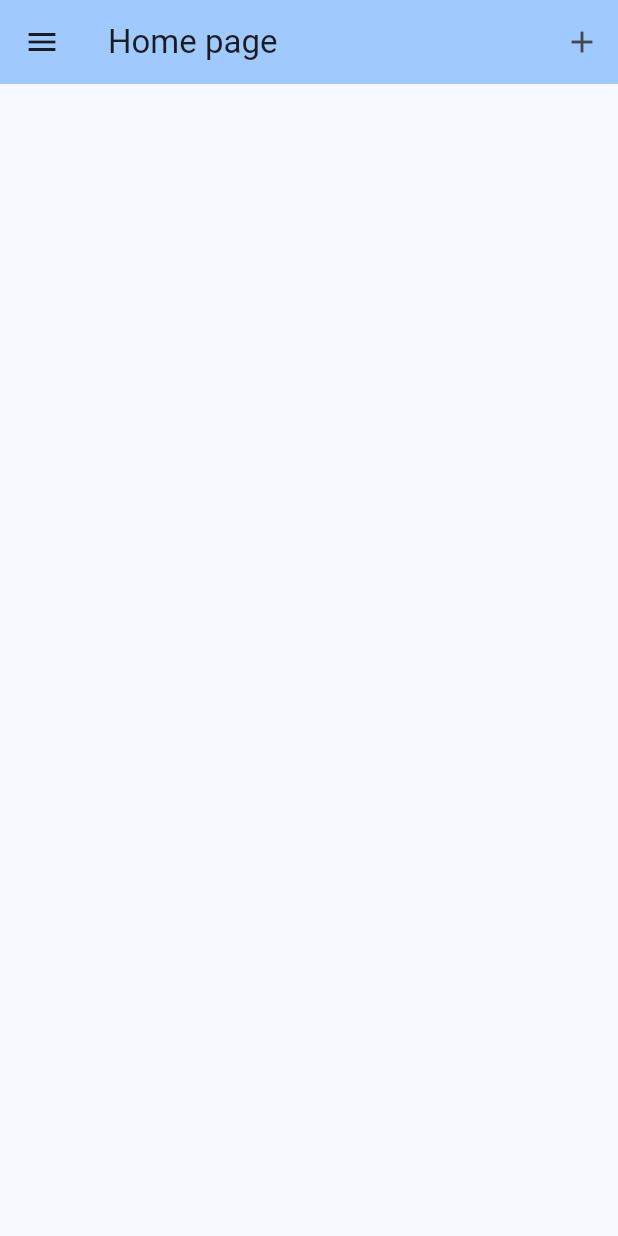
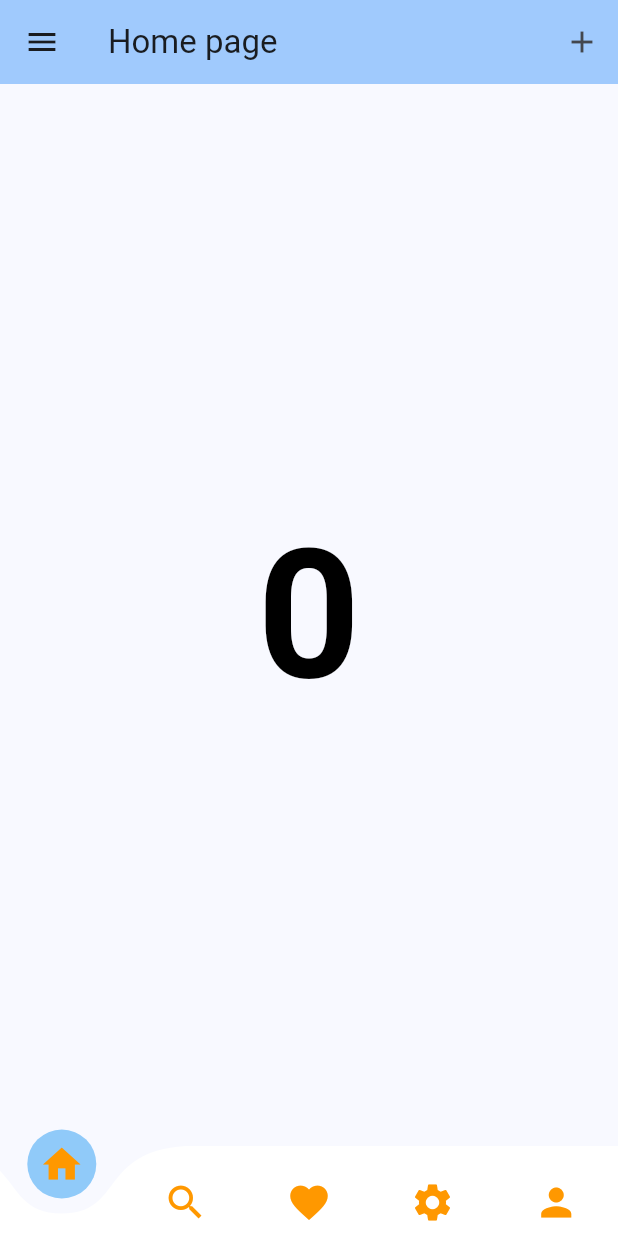
Before and after one commit to Aumtch1234/Dart-slideBar-Change_page, a Flutter app: the screen it shows after launch, in the side drawer, after a tap on "Home", on a phone screen of 412 x 824 dp. Run offline on Flutter 3.47's test engine with Material 3 defaults, Android fonts, the phone set to English and light mode, and no system bars; drawn by our look-alikes of curved_navigation_bar; network calls fail.

Commit message:
add bottom navigation bar

```diff
--- a/lib/main.dart
+++ b/lib/main.dart
@@ -1,3 +1,4 @@
+import 'package:curved_navigation_bar/curved_navigation_bar.dart';
 import 'package:flutter/material.dart';
 import 'package:flutter_application_2/favourites_page.dart';
 import 'package:flutter_application_2/screens/form_screen.dart';
@@ -34,6 +35,8 @@ class MyHomePage extends StatefulWidget {
 }
 
 class _MyHomePageState extends State<MyHomePage> {
+  int index = 0;
+
   @override
   Widget build(BuildContext context) {
     return Scaffold(
@@ -52,8 +55,40 @@ class _MyHomePageState extends State<MyHomePage> {
       ),
       drawer: const NavigationDrawer(),
       body: Center(
-          child: Container(),
-        ));
+        child: Text('$index',
+            style: const TextStyle(
+                fontSize: 120,
+                fontWeight: FontWeight.bold,
+                color: Colors.black)),
+      ),
+      bottomNavigationBar: Theme(
+        data: Theme.of(context).copyWith(
+          iconTheme: const IconThemeData(color: Colors.orange),
+        ),
+        child: CurvedNavigationBar(
+          index: index,
+          height: 60.0,
+          items: const <Widget>[
+            Icon(Icons.home, size: 30),
+            Icon(Icons.search, size: 30),
+            Icon(Icons.favorite, size: 30),
+            Icon(Icons.settings, size: 30),
+            Icon(Icons.person, size: 30),
+          ],
+          color: Colors.white,
+          buttonBackgroundColor: Colors.blue.shade200,
+          backgroundColor: Colors.transparent,
+          animationCurve: Curves.easeInOut,
+          animationDuration: const Duration(milliseconds: 600),
+          onTap: (index) {
+            setState(() {
+              this.index = index;
+            });
+          },
+          letIndexChange: (value) => true,
+        ),
+      ),
+    );
   }
 }
 
--- a/pubspec.yaml
+++ b/pubspec.yaml
@@ -35,6 +35,7 @@ dependencies:
   # The following adds the Cupertino Icons font to your application.
   # Use with the CupertinoIcons class for iOS style icons.
   cupertino_icons: ^1.0.8
+  curved_navigation_bar: ^1.0.6
 
 dev_dependencies:
   flutter_test:
```
Also changed, not shown: pubspec.lock. Lines whose indentation alone changed are shown as unchanged.
